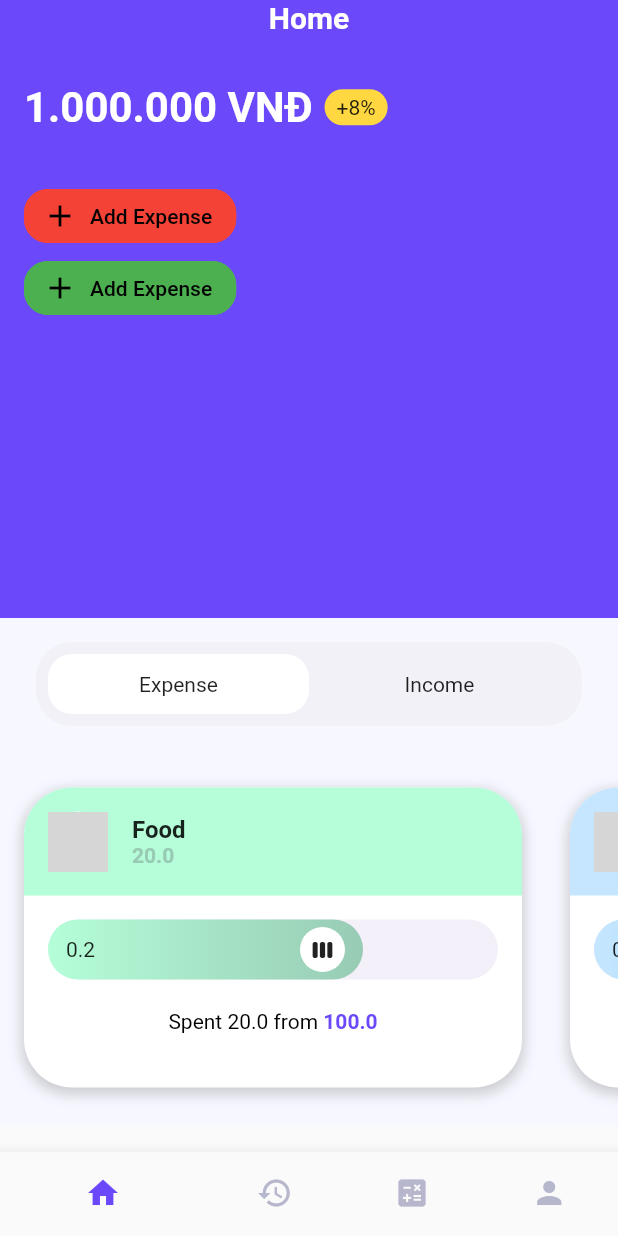
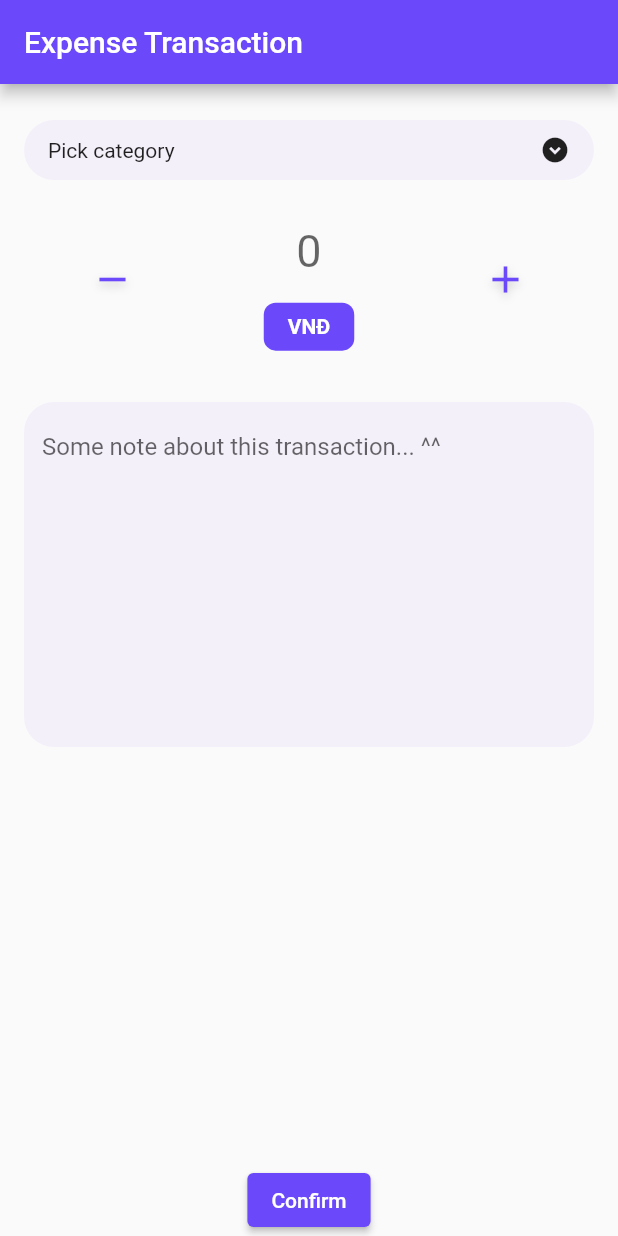
Before and after one commit to quangkhaidam93/financial-freedom, a Flutter app: the screen it shows after launch, on a phone screen of 412 x 824 dp. Run offline on Flutter 3.47's test engine with Material 2 defaults, Android fonts, the phone set to English and light mode, and no system bars; drawn by our look-alikes of custom_sliding_segmented_control; our stand-ins replace get; grey boxes are pictures that could not be loaded.

Commit message:
Implemented add expanse transaction screen

```diff
--- /dev/null
+++ b/lib/constants/category.dart
@@ -0,0 +1,13 @@
+const List<String> expenseCategories = [
+  'Food',
+  'Fashion',
+  'Transportation',
+  'Investment',
+  'Accessories',
+  'Entertainment',
+  'Service',
+  'Healthcare',
+  'Housing',
+  'Family',
+  'Debt and interest'
+];
--- a/lib/main.dart
+++ b/lib/main.dart
@@ -1,10 +1,11 @@
+import 'package:financial_freedom/screens/expense_form/expense_form.screen.dart';
 import 'package:financial_freedom/screens/main/main.screen.dart';
 import 'package:flutter/material.dart';
 import 'package:get/get.dart';
 
 void main() {
   runApp(GetMaterialApp(
-    home: const MainScreen(),
+    home: ExpenseFormScreen(),
     theme: ThemeData(
         textTheme: const TextTheme().copyWith(
             headline1: const TextStyle(
--- a/lib/models/expense_category.model.dart
+++ b/lib/models/expense_category.model.dart
@@ -19,3 +19,17 @@ class ExpenseCategory {
     ratio = spent / total;
   }
 }
+
+enum ExpenseCategoryType {
+  food,
+  fashion,
+  transportation,
+  investment,
+  accessories,
+  entertainment,
+  service,
+  healthcare,
+  housing,
+  family,
+  debtAndInterest
+}
--- /dev/null
+++ b/lib/models/expense_transaction.model.dart
@@ -0,0 +1,7 @@
+import 'package:financial_freedom/models/expense_category.model.dart';
+
+class ExpenseTransaction {
+  late ExpenseCategoryType type;
+  late String amount;
+  late String? note;
+}
--- /dev/null
+++ b/lib/screens/expense_form/expense_form.screen.dart
@@ -0,0 +1,98 @@
+import 'package:financial_freedom/models/expense_transaction.model.dart';
+import 'package:financial_freedom/screens/expense_form/widgets/category_picker.widget.dart';
+import 'package:financial_freedom/screens/expense_form/widgets/money_input.widget.dart';
+import 'package:flutter/cupertino.dart';
+import 'package:flutter/material.dart';
+
+class ExpenseFormScreen extends StatelessWidget {
+  final _formKey = GlobalKey<FormState>();
+  final _data = ExpenseTransaction();
+
+  ExpenseFormScreen({Key? key}) : super(key: key);
+
+  void showDatePicker(BuildContext context) {
+    showModalBottomSheet(
+        context: context,
+        shape: const RoundedRectangleBorder(
+          borderRadius: BorderRadius.only(
+              topLeft: Radius.circular(24), topRight: Radius.circular(24)),
+        ),
+        builder: (_) => SizedBox(
+              height: MediaQuery.of(context).size.height / 3,
+              child: CupertinoDatePicker(
+                  onDateTimeChanged: (_) {},
+                  mode: CupertinoDatePickerMode.date),
+            ));
+  }
+
+  @override
+  Widget build(BuildContext context) {
+    return Scaffold(
+      appBar: AppBar(title: const Text('Expense Transaction')),
+      body: SingleChildScrollView(
+        child: Padding(
+          padding: const EdgeInsets.symmetric(horizontal: 16, vertical: 24),
+          child: Form(
+            key: _formKey,
+            child: Column(
+              children: [
+                CategoryPickerFormField(
+                  onSaved: (value) => _data.type = value!,
+                  validator: (value) {
+                    if (value == null) {
+                      return 'Please give it a category';
+                    }
+                    return null;
+                  },
+                ),
+                Container(
+                  margin: const EdgeInsets.symmetric(vertical: 16),
+                  child: MoneyInputFormField(
+                    onSaved: (value) => _data.amount = value!,
+                    validator: (value) {
+                      if (value == '' || value == null) {
+                        return 'Please give some money';
+                      }
+                      return null;
+                    },
+                  ),
+                ),
+                Container(
+                  margin: const EdgeInsets.symmetric(vertical: 16),
+                  child: TextFormField(
+                    onSaved: (value) => _data.note = value,
+                    maxLines: 10,
+                    keyboardType: TextInputType.multiline,
+                    decoration: InputDecoration(
+                      hintText: 'Some note about this transaction... ^^',
+                      border: OutlineInputBorder(
+                          borderSide: BorderSide.none,
+                          gapPadding: 16,
+                          borderRadius: BorderRadius.circular(20)),
+                      fillColor: const Color(0xfff4f0fa),
+                      filled: true,
+                    ),
+                  ),
+                ),
+              ],
+            ),
+          ),
+        ),
+      ),
+      floatingActionButtonLocation: FloatingActionButtonLocation.centerDocked,
+      floatingActionButton: ElevatedButton(
+        onPressed: () {
+          if (_formKey.currentState!.validate()) {
+            _formKey.currentState!.save();
+            // If the form is valid, display a snackbar. In the real world,
+            // you'd often call a server or save the information in a database.
+            ScaffoldMessenger.of(context).showSnackBar(
+              const SnackBar(content: Text('Processing Data')),
+            );
+          }
+        },
+        child: const Text('Confirm'),
+      ),
+    );
+  }
+}
--- /dev/null
+++ b/lib/screens/expense_form/widgets/category_picker.widget.dart
@@ -0,0 +1,120 @@
+import 'package:financial_freedom/constants/category.dart';
+import 'package:financial_freedom/models/expense_category.model.dart';
+import 'package:financial_freedom/utils/transformValueToEnum.dart';
+import 'package:financial_freedom/utils/transfromEnumToValue.dart';
+import 'package:flutter/cupertino.dart';
+import 'package:flutter/material.dart';
+
+class CategoryPickerFormField extends FormField<ExpenseCategoryType> {
+  CategoryPickerFormField({
+    Key? key,
+    FormFieldSetter<ExpenseCategoryType>? onSaved,
+    FormFieldValidator<ExpenseCategoryType>? validator,
+    ExpenseCategoryType? initialValue,
+    AutovalidateMode? autovalidateMode,
+  }) : super(
+            key: key,
+            onSaved: onSaved,
+            validator: validator,
+            initialValue: initialValue,
+            autovalidateMode: autovalidateMode,
+            builder: (state) {
+              return _CategoryPicker(
+                formFieldState: state,
+              );
+            });
+}
+
+class _CategoryPicker extends StatefulWidget {
+  final FormFieldState<ExpenseCategoryType> formFieldState;
+
+  const _CategoryPicker({Key? key, required this.formFieldState})
+      : super(key: key);
+
+  @override
+  State<_CategoryPicker> createState() => _CategoryPickerState();
+}
+
+class _CategoryPickerState extends State<_CategoryPicker> {
+  int selectedIndex = 0;
+
+  void showCategoryPicker(BuildContext context) {
+    showModalBottomSheet(
+        isDismissible: false,
+        context: context,
+        shape: const RoundedRectangleBorder(
+          borderRadius: BorderRadius.only(
+              topLeft: Radius.circular(24), topRight: Radius.circular(24)),
+        ),
+        builder: (_) => SafeArea(
+              child: SizedBox(
+                height: MediaQuery.of(context).size.height / 3,
+                child: Column(
+                  children: [
+                    Expanded(
+                      child: CupertinoPicker(
+                          scrollController: FixedExtentScrollController(
+                              initialItem: selectedIndex),
+                          itemExtent: 50,
+                          onSelectedItemChanged: (selectedIndex) {
+                            setState(() {
+                              this.selectedIndex = selectedIndex;
+                            });
+                            widget.formFieldState.didChange(
+                                transformToExpanseCategoryType(selectedIndex));
+                          },
+                          children: expenseCategories
+                              .map((c) => Center(
+                                    child: Text(c),
+                                  ))
+                              .toList()),
+                    ),
+                    ElevatedButton(
+                        onPressed: () => Navigator.of(context).pop(),
+                        child: const Text('Done'))
+                  ],
+                ),
+              ),
+            ));
+  }
+
+  @override
+  Widget build(BuildContext context) {
+    return GestureDetector(
+      onTap: () {
+        showCategoryPicker(
+          context,
+        );
+      },
+      child: Column(
+        children: [
+          Container(
+            height: 40,
+            decoration: BoxDecoration(
+                color: const Color(0xfff4f0fa),
+                borderRadius: BorderRadius.circular(20)),
+            child: Padding(
+              padding: const EdgeInsets.symmetric(horizontal: 16),
+              child: Row(
+                mainAxisAlignment: MainAxisAlignment.spaceBetween,
+                children: [
+                  widget.formFieldState.value == null
+                      ? const Text('Pick category')
+                      : Text(transformFromExpenseCategoryTypeToString(
+                          widget.formFieldState.value!)),
+                  const Icon(
+                    Icons.expand_circle_down,
+                    size: 20,
+                  )
+                ],
+              ),
+            ),
+          ),
+          widget.formFieldState.hasError
+              ? Text(widget.formFieldState.errorText!)
+              : const SizedBox()
+        ],
+      ),
+    );
+  }
+}
--- /dev/null
+++ b/lib/screens/expense_form/widgets/money_input.widget.dart
@@ -0,0 +1,152 @@
+import 'dart:ui';
+
+import 'package:flutter/material.dart';
+
+class MoneyInputFormField extends FormField<String> {
+  MoneyInputFormField({
+    Key? key,
+    FormFieldSetter<String>? onSaved,
+    FormFieldValidator<String>? validator,
+    String? initialValue,
+    AutovalidateMode? autovalidateMode,
+  }) : super(
+            key: key,
+            onSaved: onSaved,
+            validator: validator,
+            initialValue: initialValue,
+            autovalidateMode: autovalidateMode,
+            builder: (state) {
+              return MoneyInput(
+                formFieldState: state,
+              );
+            });
+}
+
+class MoneyInput extends StatefulWidget {
+  final FormFieldState<String> formFieldState;
+
+  const MoneyInput({Key? key, required this.formFieldState}) : super(key: key);
+
+  @override
+  State<MoneyInput> createState() => _MoneyInputState();
+}
+
+class _MoneyInputState extends State<MoneyInput> {
+  late TextEditingController _controller;
+  String money = '';
+
+  @override
+  void initState() {
+    super.initState();
+    _controller = TextEditingController();
+  }
+
+  void updateMoney(String newMoney) {
+    setState(() {
+      money = newMoney;
+    });
+    widget.formFieldState.didChange(newMoney);
+  }
+
+  void increaseMoney() {
+    int current;
+    if (_controller.text == '') {
+      current = 0;
+    } else {
+      current = int.parse(_controller.text);
+    }
+    updateMoney((current + 1).toString());
+    _controller.text = (current + 1).toString();
+    _controller.selection = TextSelection.fromPosition(
+        TextPosition(offset: _controller.text.length));
+  }
+
+  void decreaseMoney() {
+    int current;
+    if (_controller.text == '') {
+      current = 0;
+    } else {
+      current = int.parse(_controller.text);
+    }
+    if (current == 0) return;
+    updateMoney((current - 1).toString());
+    _controller.text = (current - 1).toString();
+    _controller.selection = TextSelection.fromPosition(
+        TextPosition(offset: _controller.text.length));
+  }
+
+  @override
+  Widget build(BuildContext context) {
+    return SizedBox(
+      width: double.infinity,
+      height: 100,
+      child: Row(
+        crossAxisAlignment: CrossAxisAlignment.center,
+        mainAxisAlignment: MainAxisAlignment.center,
+        children: [
+          GestureDetector(
+            child: Icon(
+              Icons.remove,
+              size: 30,
+              color: Theme.of(context).colorScheme.primary,
+              shadows: [
+                Shadow(
+                  color: Colors.grey.withOpacity(0.5),
+                  blurRadius: 7,
+                  offset: const Offset(0, 3),
+                )
+              ],
+            ),
+            onTap: () => decreaseMoney(),
+          ),
+          Container(
+            margin: const EdgeInsets.symmetric(horizontal: 16),
+            width: 200,
+            child: Column(
+              mainAxisAlignment: MainAxisAlignment.spaceAround,
+              crossAxisAlignment: CrossAxisAlignment.center,
+              children: [
+                TextField(
+                  controller: _controller,
+                  textAlign: TextAlign.center,
+                  maxLines: 1,
+                  style: const TextStyle(fontSize: 30),
+                  decoration: const InputDecoration(
+                    hintText: '0',
+                    border: InputBorder.none,
+                  ),
+                  keyboardType: TextInputType.number,
+                  onChanged: (value) => updateMoney(value),
+                ),
+                Container(
+                  padding:
+                      const EdgeInsets.symmetric(horizontal: 16, vertical: 8),
+                  decoration: BoxDecoration(
+                      color: Theme.of(context).colorScheme.primary,
+                      borderRadius: BorderRadius.circular(8)),
+                  child: const Text('VNĐ',
+                      style: TextStyle(
+                          color: Colors.white, fontWeight: FontWeight.bold)),
+                )
+              ],
+            ),
+          ),
+          GestureDetector(
+              child: Icon(
+                Icons.add,
+                size: 30,
+                color: Theme.of(context).colorScheme.primary,
+                shadows: [
+                  Shadow(
+                    color: Colors.grey.withOpacity(0.5),
+                    blurRadius: 7,
+                    offset: const Offset(0, 3),
+                  )
+                ],
+              ),
+              onTap: () => increaseMoney())
+        ],
+      ),
+    );
+  }
+}
```
Also changed, not shown: lib/utils/transformValueToEnum.dart (added, +30 -0 lines), lib/utils/transfromEnumToValue.dart (added, +30 -0 lines), 2 other files.
